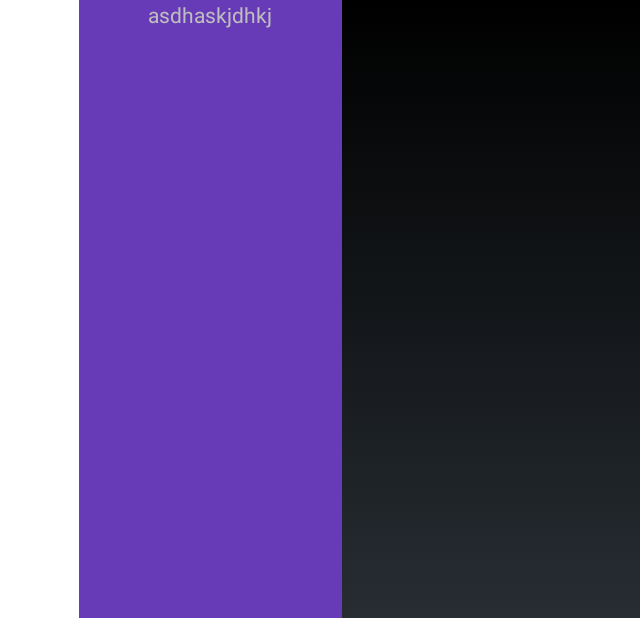
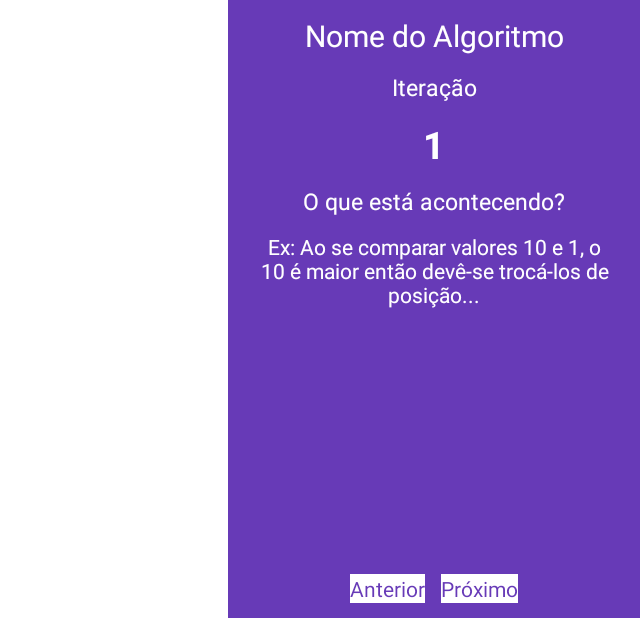
Before and after one commit to TsunaUSX/OrdenaIssoNovo, an Android app: the AlgoritmosActivity screen opened directly, with no data from a screen before it, on a phone screen of 824 x 412 dp (held sideways). Shown: the whole screen, without its empty margins (596-1236 px from the left). Run offline under Robolectric (Android 15) with nearby library versions, the phone set to English and light mode, and no system bars.

Commit message:
Versão Inicial da IC

```diff
--- a/app/src/main/res/layout/activity_algoritmos.xml
+++ b/app/src/main/res/layout/activity_algoritmos.xml
@@ -10,24 +10,103 @@
     >
 
     <LinearLayout
-        android:layout_width="450sp"
+        android:layout_width="0dp"
         android:layout_height="match_parent"
         android:orientation="vertical"
         android:layout_gravity="start"
+        android:layout_weight="2"
         android:background="@color/branco"
         />
 
     <LinearLayout
-        android:layout_width="175sp"
+        android:layout_width="0dp"
         android:layout_height="match_parent"
         android:layout_gravity="end"
         android:orientation="vertical"
+        android:layout_weight="1"
         android:background="@color/roxoclaro">
         <TextView
+            android:layout_marginTop="10sp"
             android:layout_width="match_parent"
             android:layout_height="wrap_content"
             android:gravity="center"
-            android:text="asdhaskjdhkj"/>
+            android:text="@string/algoritmoNome"
+            android:id="@+id/idNomeAlg"
+            android:textColor="@color/branco"
+            android:textSize="20sp"/>
+
+        <TextView
+            android:layout_marginTop="10sp"
+            android:layout_width="match_parent"
+            android:layout_height="wrap_content"
+            android:gravity="center"
+            android:text="@string/iteracao"
+            android:textColor="@color/branco"
+            android:textSize="15sp"/>
+
+        <TextView
+            android:layout_marginTop="10sp"
+            android:layout_width="wrap_content"
+            android:layout_height="wrap_content"
+            android:layout_gravity="center"
+            android:gravity="center_horizontal"
+            android:text="@string/itNum"
+            android:id="@+id/idItNum"
+            android:textColor="@color/branco"
+            android:textSize="25sp"
+            android:textStyle="bold"/>
+
+        <TextView
+            android:layout_marginTop="10sp"
+            android:layout_width="match_parent"
+            android:layout_height="wrap_content"
+            android:gravity="center"
+            android:text="@string/qAcontecendo"
+            android:textColor="@color/branco"
+            android:textSize="15sp"/>
+
+        <TextView
+            android:layout_marginTop="10sp"
+            android:layout_marginLeft="5sp"
+            android:layout_marginRight="5sp"
+            android:layout_width="match_parent"
+            android:layout_height="wrap_content"
+            android:gravity="center"
+            android:text="@string/descPasso"
+            android:textColor="@color/branco"
+            />
+
+        <LinearLayout
+            android:layout_weight="1"
+            android:layout_width="wrap_content"
+            android:layout_height="0dp"
+            android:orientation="horizontal"
+            android:layout_gravity="center"
+            android:gravity="bottom"
+            android:layout_marginBottom="10sp"
+            >
+
+
+            <Button
+                android:layout_width="wrap_content"
+                android:layout_height="wrap_content"
+                android:text="@string/anterior"
+                android:id="@+id/idbtnAnterior"
+                android:background="@color/branco"
+                android:textColor="@color/roxoclaro"
+                android:layout_marginRight="5sp" />
+
+            <Button
+                android:layout_marginLeft="5sp"
+                android:layout_width="wrap_content"
+                android:layout_height="wrap_content"
+                android:text="@string/continua"
+                android:id="@+id/idbtnProxPasso"
+                android:background="@color/branco"
+                android:textColor="@color/roxoclaro"/>
+
+
+        </LinearLayout>
 
     </LinearLayout>
 
--- a/app/src/main/res/values/strings.xml
+++ b/app/src/main/res/values/strings.xml
@@ -5,5 +5,11 @@
     <string name="confirma">Confirmar</string>
     <string name="continua">Próximo</string>
     <string name="telaAlgoritmo">Ir para a tela de algoritmo</string>
+    <string name="algoritmoNome">Nome do Algoritmo</string>
+    <string name="iteracao">Iteração</string>
+    <string name="itNum">1</string>
+    <string name="qAcontecendo">O que está acontecendo?</string>
+    <string name="descPasso">Ex: Ao se comparar valores 10 e 1, o 10 é maior então devê-se trocá-los de posição...</string>
+    <string name="anterior">Anterior</string>
 
 </resources>
```
